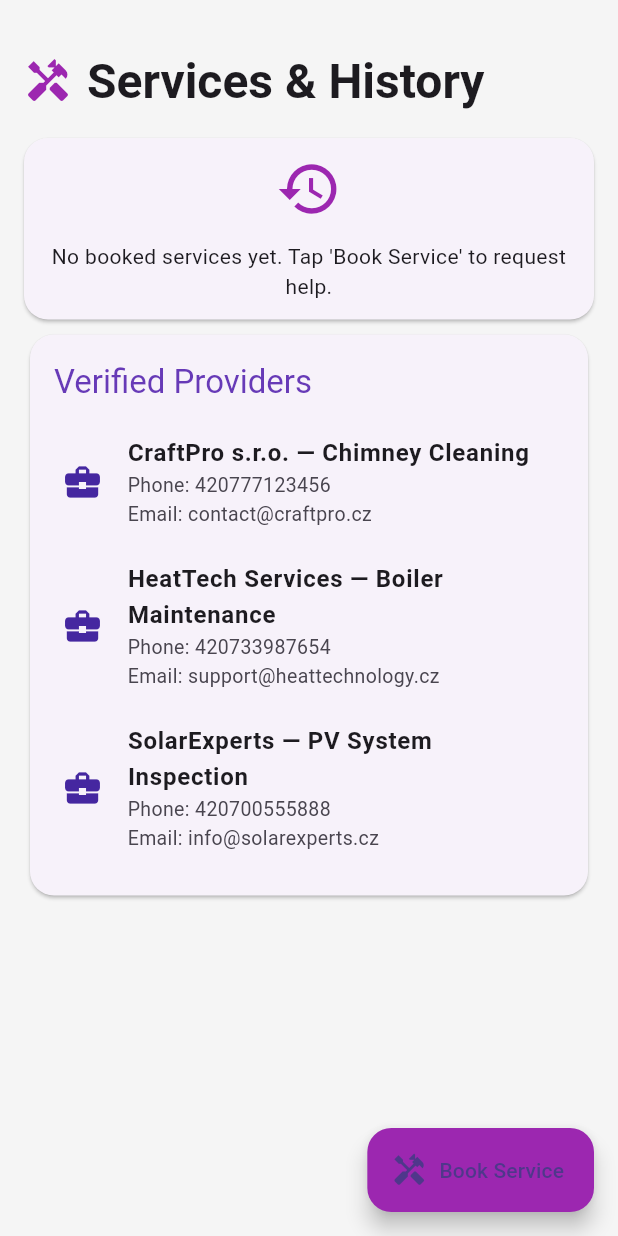
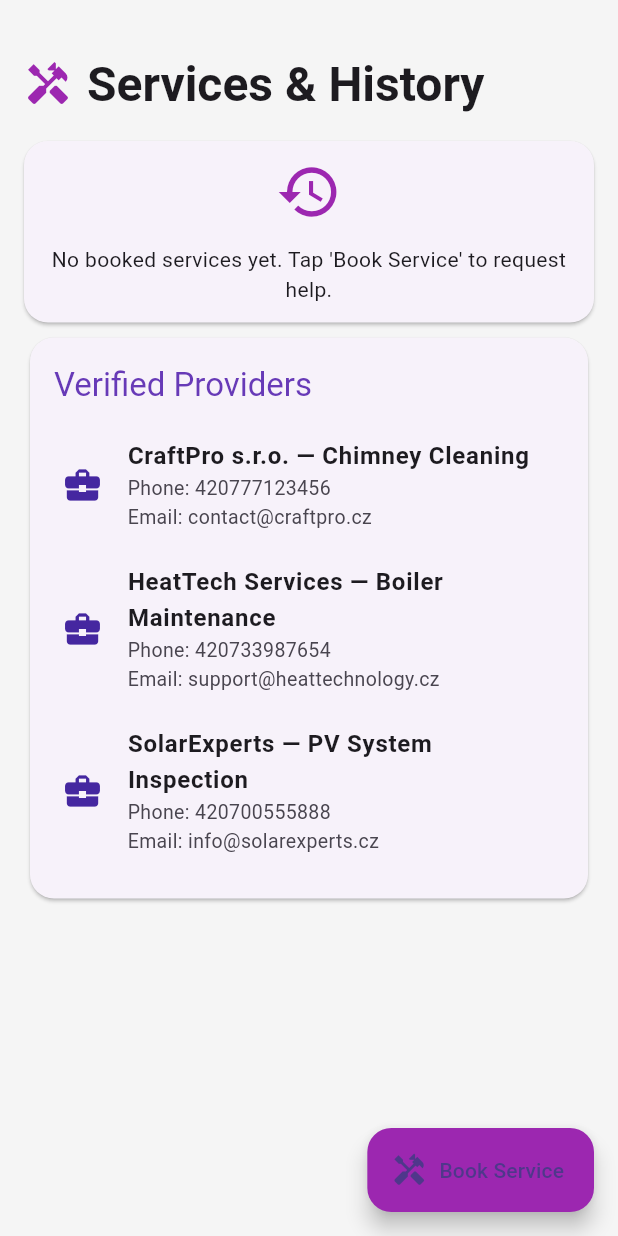
Before and after one commit to alihassangoraya/digitalHomeManager, a Flutter app: the ServicesScreen screen opened directly, on a phone screen of 412 x 824 dp. Run offline on Flutter 3.47's test engine with Material 3 defaults, Android fonts, the phone set to English and light mode, and no system bars; our stand-ins replace cloud_firestore, file_picker, firebase_auth, firebase_core, firebase_messaging, firebase_storage and 1 more; missing offline and left inert: firebase_app_check; accounts and stored records are empty.

Commit message:
Fixed heading heights

```diff
--- a/digital_home_manager/lib/deadlines/deadlines_screen.dart
+++ b/digital_home_manager/lib/deadlines/deadlines_screen.dart
@@ -76,7 +76,7 @@ class _DeadlinesScreenState extends State<DeadlinesScreen> {
         color: Colors.grey[100],
         child: Column(
           children: [
-            const SizedBox(height: 18),
+            const SizedBox(height: 20),
             Container(
               alignment: Alignment.centerLeft,
               padding: const EdgeInsets.fromLTRB(16, 16, 16, 0),
--- a/digital_home_manager/lib/documents/documents_screen.dart
+++ b/digital_home_manager/lib/documents/documents_screen.dart
@@ -77,7 +77,7 @@ class _DocumentsScreenState extends State<DocumentsScreen> {
         color: Colors.grey[100],
         child: Column(
           children: [
-            const SizedBox(height: 18),
+            const SizedBox(height: 20),
             Container(
               alignment: Alignment.centerLeft,
               padding: const EdgeInsets.fromLTRB(16, 16, 16, 0),
--- a/digital_home_manager/lib/health/health_screen.dart
+++ b/digital_home_manager/lib/health/health_screen.dart
@@ -43,7 +43,7 @@ class _HealthScreenState extends State<HealthScreen> {
             child: ListView(
               padding: const EdgeInsets.fromLTRB(16, 16, 16, 16),
               children: [
-                const SizedBox(height: 18),
+                const SizedBox(height: 20),
                 Row(
                   children: [
                     const Icon(Icons.health_and_safety, color: Colors.green, size: 32,),
--- a/digital_home_manager/lib/services/services_screen.dart
+++ b/digital_home_manager/lib/services/services_screen.dart
@@ -97,7 +97,7 @@ class _ServicesScreenState extends State<ServicesScreen> {
             child: ListView(
               padding: EdgeInsets.zero,
               children: [
-                const SizedBox(height: 18),
+                const SizedBox(height: 20),
                 Container(
                   alignment: Alignment.centerLeft,
                   padding: const EdgeInsets.fromLTRB(16, 16, 16, 0),
--- a/digital_home_manager/lib/subscription/subscription_screen.dart
+++ b/digital_home_manager/lib/subscription/subscription_screen.dart
@@ -162,7 +162,7 @@ class _SubscriptionScreenState extends State<SubscriptionScreen> {
                             shape: RoundedRectangleBorder(borderRadius: BorderRadius.circular(10)),
                           ),
                         ),
-                        const SizedBox(height: 18),
+                        const SizedBox(height: 20),
                         const Text(
                           "All premium features activate instantly after purchase.",
                           textAlign: TextAlign.center,
```
